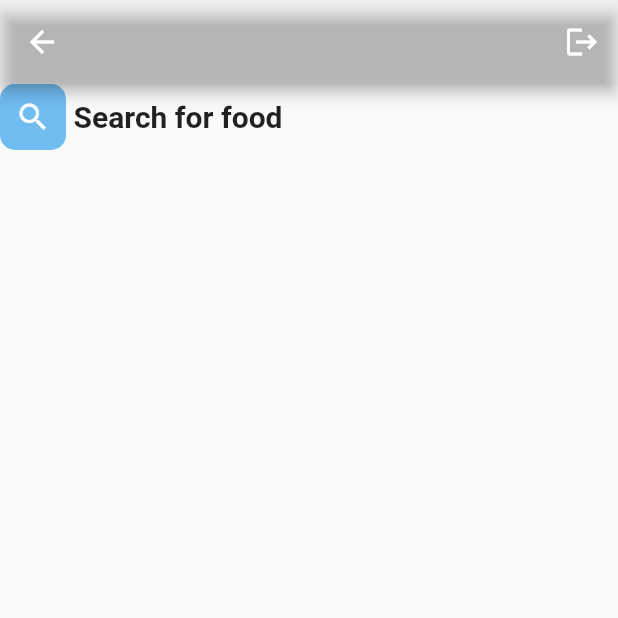
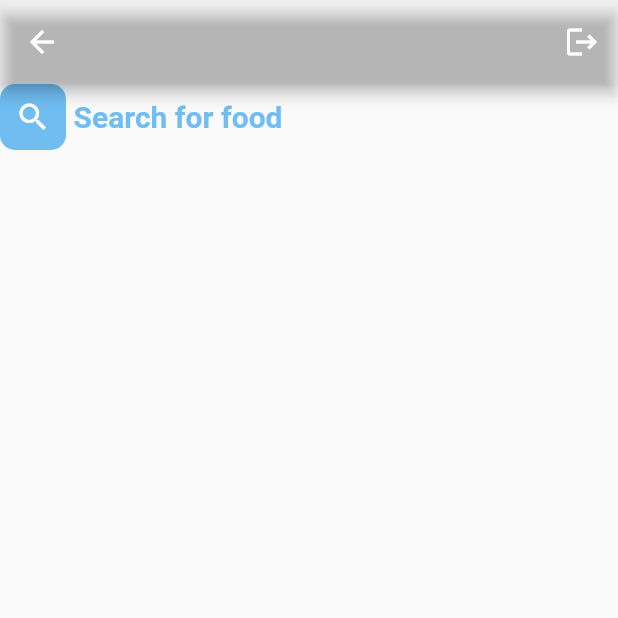
Before and after one commit to HC-DevE/Flutter-projects, a Flutter app: the screen it shows after launch, after a tap on "Get Started", on a phone screen of 412 x 824 dp, the top half of it. Run offline on Flutter 3.47's test engine with Material 2 defaults, Android fonts, the phone set to English and light mode, and no system bars; our stand-ins replace dots_indicator, firebase_auth, firebase_core, get, google_fonts, google_sign_in; accounts and stored records are empty.

```diff
--- a/watintake_dribble_design/lib/screens/home/homepage_screen.dart
+++ b/watintake_dribble_design/lib/screens/home/homepage_screen.dart
@@ -68,6 +68,7 @@ class _HomePageScreenState extends State<HomePageScreen> {
                 style: TextStyle(
                   fontSize: 20,
                   fontWeight: FontWeight.bold,
+                  color: Color(0xff70BDF2),
                 ),
               ),
             ],
```
Also changed, not shown: 41 other files.
